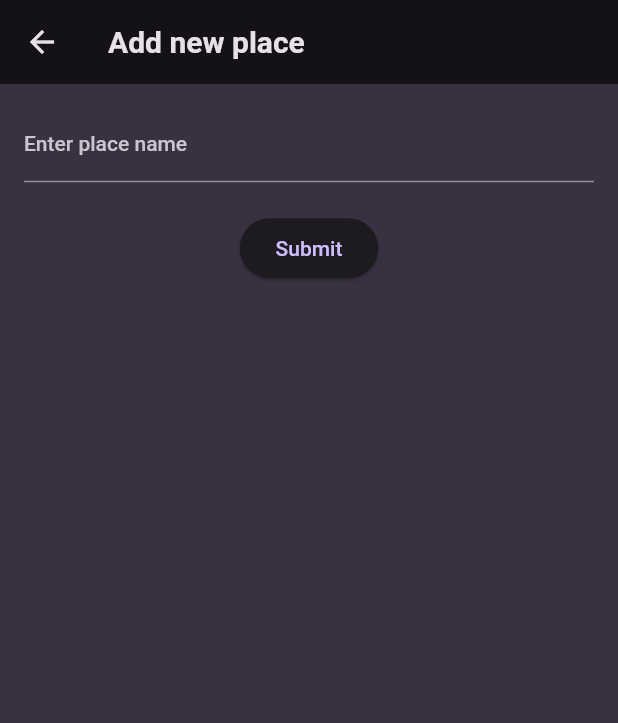
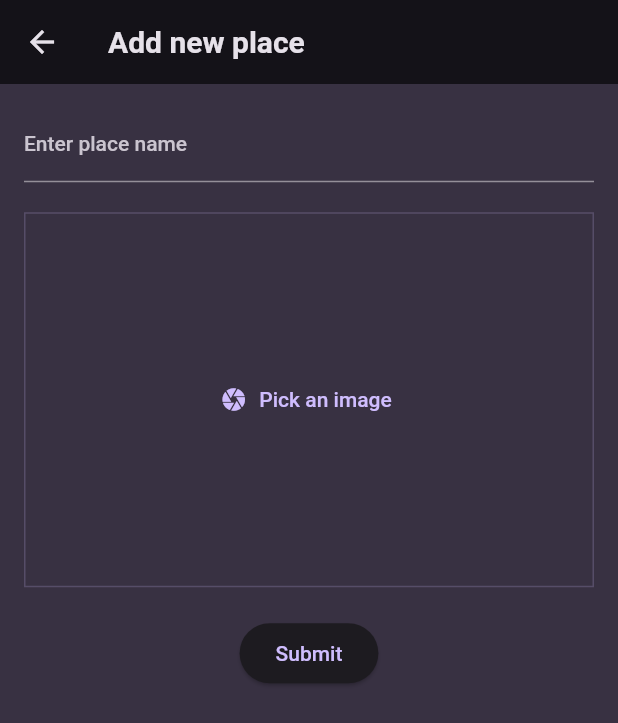
Before and after one commit to Prabhat8991/FlutterFavouritePlacesApp, a Flutter app: the AddNewPlaceScreen screen opened directly, on a phone screen of 412 x 824 dp. Shown: the top 723 px of the screen. Run offline on Flutter 3.47's test engine with Material 2 defaults, Android fonts, the phone set to English and light mode, and no system bars; our stand-ins replace flutter_riverpod, google_fonts, image_picker.

Commit message:
added image picker

```diff
--- a/lib/screens/add_new_place_screen.dart
+++ b/lib/screens/add_new_place_screen.dart
@@ -1,11 +1,12 @@
+
 import 'package:favourite_places/providers/places_provider.dart';
+import 'package:favourite_places/widgets/image_input.dart';
 import 'package:flutter/material.dart';
 import 'package:flutter_riverpod/flutter_riverpod.dart';
 
 import '../models/place.dart';
 
 class AddNewPlaceScreen extends ConsumerStatefulWidget {
-
   const AddNewPlaceScreen({super.key});
 
   @override
@@ -15,12 +16,10 @@ class AddNewPlaceScreen extends ConsumerStatefulWidget {
 }
 
 class _AddNewPlaceState extends ConsumerState<AddNewPlaceScreen> {
-
   String _name = '';
 
   @override
   Widget build(BuildContext context) {
-
     return Scaffold(
       appBar: AppBar(
         title: const Text("Add new place"),
@@ -30,16 +29,10 @@ class _AddNewPlaceState extends ConsumerState<AddNewPlaceScreen> {
         child: Column(
           children: [
             TextField(
-              style: Theme
-                  .of(context)
+              style: Theme.of(context)
                   .textTheme
                   .titleMedium
-                  ?.copyWith(
-                  color: Theme
-                      .of(context)
-                      .colorScheme
-                      .onBackground
-              ),
+                  ?.copyWith(color: Theme.of(context).colorScheme.onBackground),
               decoration: const InputDecoration(
                 label: Text("Enter place name"),
               ),
@@ -47,12 +40,21 @@ class _AddNewPlaceState extends ConsumerState<AddNewPlaceScreen> {
                 _name = value;
               },
             ),
-            const SizedBox(height: 20,),
-            ElevatedButton(onPressed: () {
-              ref.read(placesNotifierProvider.notifier).addNewPlace(
-                  Place(name: _name));
-              Navigator.of(context).pop();
-            }, child: const Text("Submit"))
+            const SizedBox(
+              height: 20,
+            ),
+            const ImageInput(),
+            const SizedBox(
+              height: 20,
+            ),
+            ElevatedButton(
+                onPressed: () {
+                  ref
+                      .read(placesNotifierProvider.notifier)
+                      .addNewPlace(Place(name: _name));
+                  Navigator.of(context).pop();
+                },
+                child: const Text("Submit"))
           ],
         ),
       ),
--- /dev/null
+++ b/lib/widgets/image_input.dart
@@ -0,0 +1,56 @@
+import 'dart:io';
+import 'package:flutter/material.dart';
+import 'package:image_picker/image_picker.dart';
+
+class ImageInput extends StatefulWidget {
+  const ImageInput({super.key});
+
+  @override
+  State<StatefulWidget> createState() {
+    return _ImageInputState();
+  }
+}
+
+class _ImageInputState extends State<ImageInput> {
+  File? _selectedFile;
+
+  void _takePicture() async {
+    final imagePicker = ImagePicker();
+    final selectedImage =
+        await imagePicker.pickImage(source: ImageSource.camera, maxWidth: 600);
+
+    if (selectedImage == null) {
+      return;
+    }
+    setState(() {
+      _selectedFile = File(selectedImage.path);
+    });
+  }
+
+  @override
+  Widget build(BuildContext context) {
+    Widget content = TextButton.icon(
+        onPressed: _takePicture,
+        icon: const Icon(Icons.camera),
+        label: const Text("Pick an image"));
+
+    if (_selectedFile != null) {
+      content = Image.file(
+        _selectedFile!,
+        fit: BoxFit.cover,
+      );
+    }
+
+    return Container(
+      alignment: Alignment.center,
+      height: 250,
+      width: double.infinity,
+      decoration: BoxDecoration(
+        border: Border.all(
+            width: 1,
+            color: Theme.of(context).colorScheme.primary.withOpacity(0.2)),
+      ),
+      child: content,
+    );
+  }
+}
--- a/pubspec.yaml
+++ b/pubspec.yaml
@@ -38,6 +38,7 @@ dependencies:
   google_fonts: ^6.1.0
   flutter_riverpod: ^2.4.9
   uuid: ^4.2.2
+  image_picker: ^1.0.5
 
 dev_dependencies:
   flutter_test:
```
Also changed, not shown: pubspec.lock, 1 other file.
